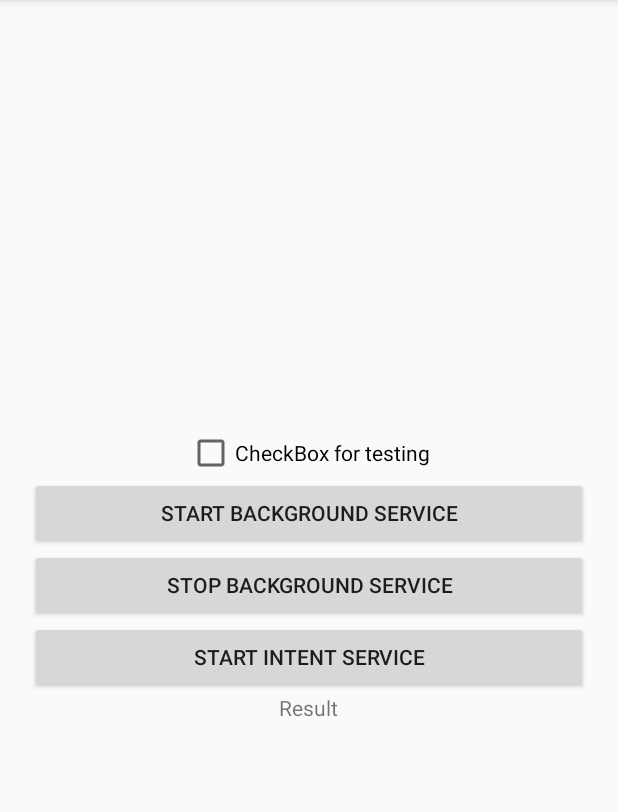
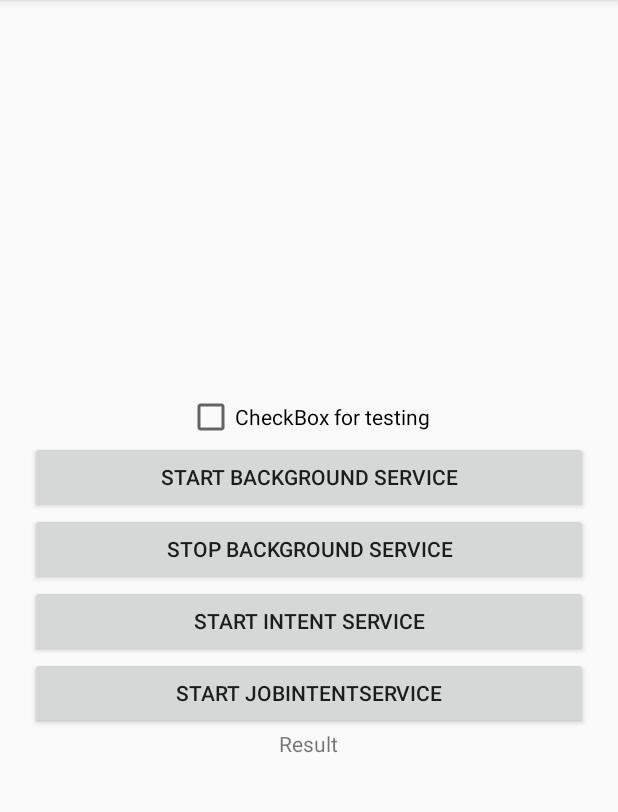
Before and after one commit to jefersondeoliveira/AndroidApplicationsExamples, an Android app: the screen it shows after launch (MainActivity), on a phone screen of 412 x 824 dp, the part 84-896 px from its top. Run offline under Robolectric (Android 15) with nearby library versions, the phone set to English and light mode, and no system bars.

Commit message:
add button for start jobIntentService

```diff
--- a/app/src/main/res/layout/activity_main.xml
+++ b/app/src/main/res/layout/activity_main.xml
@@ -35,6 +35,13 @@
         android:onClick="startIntentService"
         android:text="Start Intent Service"/>
 
+    <Button
+        android:id="@+id/btnStartJobIntentService"
+        android:layout_width="match_parent"
+        android:layout_height="wrap_content"
+        android:onClick="startJobIntentService"
+        android:text="Start JobIntentService"/>
+
     <TextView
         android:id="@+id/textResult"
         android:layout_width="wrap_content"
```
Also changed, not shown: app/src/main/java/com/example/jefersonlopes/backgroundservicedemo/MainActivity.java (+8 -0 lines).
